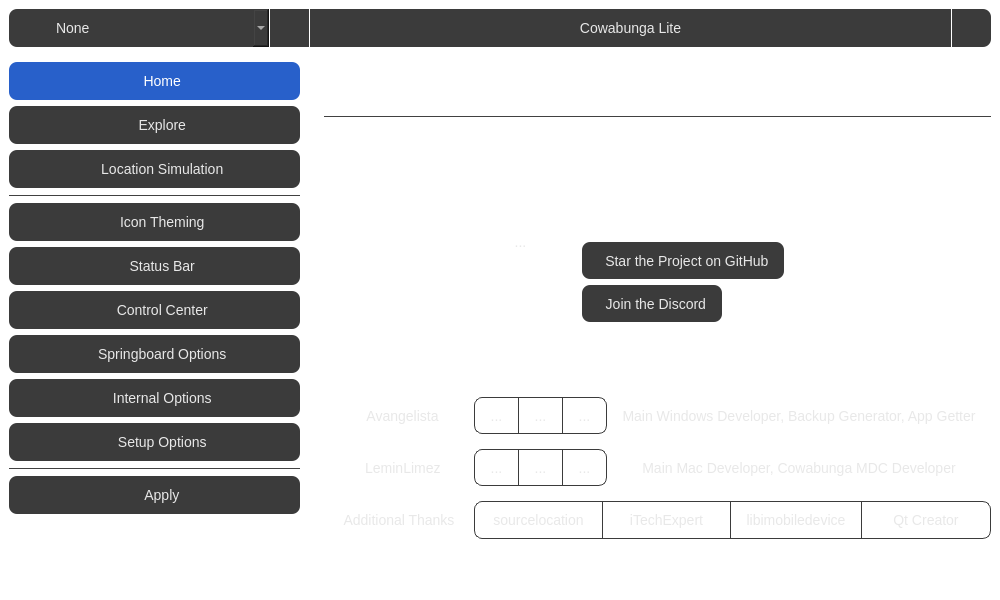
Qt form mainwindow.ui (leminlimez/CowabungaLitePy) before a commit.
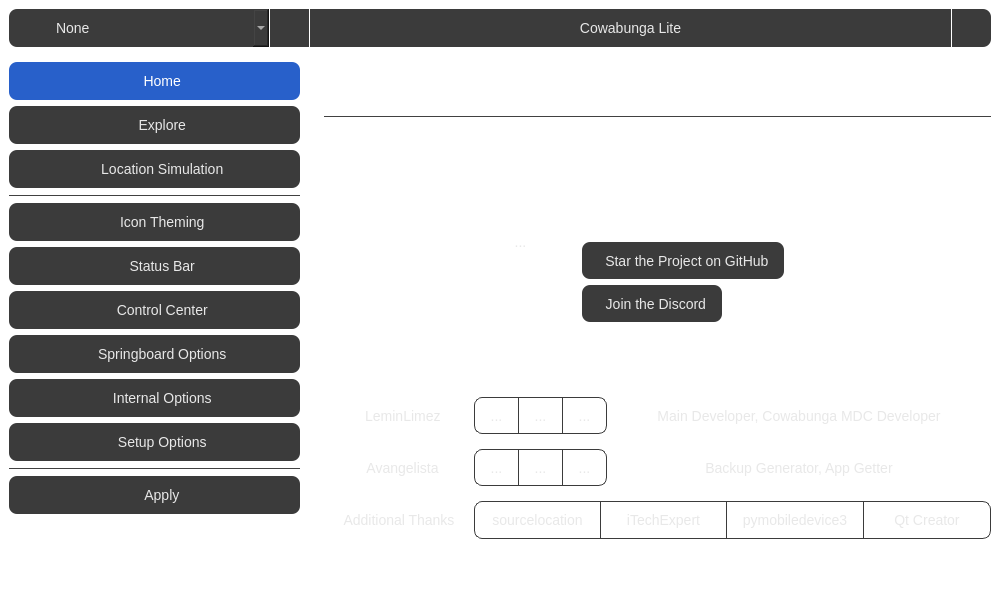
The same form after that commit. The open tabs and pages were chosen to show the change. Icons and pictures are not drawn.

Commit message: working tab and device connection

```diff
--- a/mainwindow.ui
+++ b/mainwindow.ui
@@ -1101,6 +1101,152 @@
                  <property name="bottomMargin">
                   <number>30</number>
                  </property>
+                 <item>
+                  <widget class="QWidget" name="horizontalWidget" native="true">
+                   <property name="enabled">
+                    <bool>true</bool>
+                   </property>
+                   <layout class="QHBoxLayout" name="horizontalLayout_6">
+                    <property name="spacing">
+                     <number>0</number>
+                    </property>
+                    <property name="leftMargin">
+                     <number>0</number>
+                    </property>
+                    <property name="topMargin">
+                     <number>0</number>
+                    </property>
+                    <property name="rightMargin">
+                     <number>0</number>
+                    </property>
+                    <property name="bottomMargin">
+                     <number>0</number>
+                    </property>
+                    <item>
+                     <widget class="QToolButton" name="leminBtn">
+                      <property name="enabled">
+                       <bool>true</bool>
+                      </property>
+                      <property name="minimumSize">
+                       <size>
+                        <width>150</width>
+                        <height>35</height>
+                       </size>
+                      </property>
+                      <property name="styleSheet">
+                       <string notr="true">QToolButton {
+	background: none;
+}</string>
+                      </property>
+                      <property name="text">
+                       <string>  LeminLimez</string>
+                      </property>
+                      <property name="icon">
+                       <iconset resource="resources.qrc">
+                        <normaloff>:/credits/LeminLimez.png</normaloff>:/credits/LeminLimez.png</iconset>
+                      </property>
+                      <property name="toolButtonStyle">
+                       <enum>Qt::ToolButtonTextBesideIcon</enum>
+                      </property>
+                     </widget>
+                    </item>
+                    <item>
+                     <widget class="QToolButton" name="leminGitHubBtn">
+                      <property name="styleSheet">
+                       <string notr="true">QToolButton {
+	border-top-right-radius: 0px;
+	border-bottom-right-radius: 0px;
+	background: none;
+	border: 1px solid #3b3b3b;
+}
+
+QToolButton:pressed {
+    background-color: #535353;
+    color: #FFFFFF;
+}</string>
+                      </property>
+                      <property name="text">
+                       <string>...</string>
+                      </property>
+                      <property name="icon">
+                       <iconset resource="resources.qrc">
+                        <normaloff>:/icon/github.svg</normaloff>:/icon/github.svg</iconset>
+                      </property>
+                     </widget>
+                    </item>
+                    <item>
+                     <widget class="QToolButton" name="leminTwitterBtn">
+                      <property name="styleSheet">
+                       <string notr="true">QToolButton {
+	border-radius: 0px;
+	background: none;
+	border: 1px solid #3b3b3b;
+	border-left: none;
+}
+
+QToolButton:pressed {
+    background-color: #535353;
+    color: #FFFFFF;
+}</string>
+                      </property>
+                      <property name="text">
+                       <string>...</string>
+                      </property>
+                      <property name="icon">
+                       <iconset resource="resources.qrc">
+                        <normaloff>:/icon/twitter.svg</normaloff>:/icon/twitter.svg</iconset>
+                      </property>
+                     </widget>
+                    </item>
+                    <item>
+                     <widget class="QToolButton" name="leminKoFiBtn">
+                      <property name="styleSheet">
+                       <string notr="true">QToolButton {
+	border-top-left-radius: 0px;
+	border-bottom-left-radius: 0px;
+	background: none;
+	border: 1px solid #3b3b3b;
+	border-left: none;
+}
+
+QToolButton:pressed {
+    background-color: #535353;
+    color: #FFFFFF;
+}</string>
+                      </property>
+                      <property name="text">
+                       <string>...</string>
+                      </property>
+                      <property name="icon">
+                       <iconset resource="resources.qrc">
+                        <normaloff>:/icon/currency-dollar.svg</normaloff>:/icon/currency-dollar.svg</iconset>
+                      </property>
+                     </widget>
+                    </item>
+                    <item>
+                     <widget class="QToolButton" name="toolButton_14">
+                      <property name="enabled">
+                       <bool>false</bool>
+                      </property>
+                      <property name="sizePolicy">
+                       <sizepolicy hsizetype="Expanding" vsizetype="Fixed">
+                        <horstretch>0</horstretch>
+                        <verstretch>0</verstretch>
+                       </sizepolicy>
+                      </property>
+                      <property name="styleSheet">
+                       <string notr="true">QToolButton {
+	background: none;
+}</string>
+                      </property>
+                      <property name="text">
+                       <string>Main Developer, Cowabunga MDC Developer</string>
+                      </property>
+                     </widget>
+                    </item>
+                   </layout>
+                  </widget>
+                 </item>
                  <item>
                   <widget class="QWidget" name="horizontalWidget_2" native="true">
                    <layout class="QHBoxLayout" name="horizontalLayout_2">
@@ -1237,150 +1383,7 @@
 }</string>
                       </property>
                       <property name="text">
-                       <string>Main Windows Developer, Backup Generator, App Getter</string>
-                      </property>
-                     </widget>
-                    </item>
-                   </layout>
-                  </widget>
-                 </item>
-                 <item>
-                  <widget class="QWidget" name="horizontalWidget" native="true">
-                   <layout class="QHBoxLayout" name="horizontalLayout_6">
-                    <property name="spacing">
-                     <number>0</number>
-                    </property>
-                    <property name="leftMargin">
-                     <number>0</number>
-                    </property>
-                    <property name="topMargin">
-                     <number>0</number>
-                    </property>
-                    <property name="rightMargin">
-                     <number>0</number>
-                    </property>
-                    <property name="bottomMargin">
-                     <number>0</number>
-                    </property>
-                    <item>
-                     <widget class="QToolButton" name="leminBtn">
-                      <property name="enabled">
-                       <bool>true</bool>
-                      </property>
-                      <property name="minimumSize">
-                       <size>
-                        <width>150</width>
-                        <height>35</height>
-                       </size>
-                      </property>
-                      <property name="styleSheet">
-                       <string notr="true">QToolButton {
-	background: none;
-}</string>
-                      </property>
-                      <property name="text">
-                       <string>  LeminLimez</string>
-                      </property>
-                      <property name="icon">
-                       <iconset resource="resources.qrc">
-                        <normaloff>:/credits/LeminLimez.png</normaloff>:/credits/LeminLimez.png</iconset>
-                      </property>
-                      <property name="toolButtonStyle">
-                       <enum>Qt::ToolButtonTextBesideIcon</enum>
-                      </property>
-                     </widget>
-                    </item>
-                    <item>
-                     <widget class="QToolButton" name="leminGitHubBtn">
-                      <property name="styleSheet">
-                       <string notr="true">QToolButton {
-	border-top-right-radius: 0px;
-	border-bottom-right-radius: 0px;
-	background: none;
-	border: 1px solid #3b3b3b;
-}
-
-QToolButton:pressed {
-    background-color: #535353;
-    color: #FFFFFF;
-}</string>
-                      </property>
-                      <property name="text">
-                       <string>...</string>
-                      </property>
-                      <property name="icon">
-                       <iconset resource="resources.qrc">
-                        <normaloff>:/icon/github.svg</normaloff>:/icon/github.svg</iconset>
-                      </property>
-                     </widget>
-                    </item>
-                    <item>
-                     <widget class="QToolButton" name="leminTwitterBtn">
-                      <property name="styleSheet">
-                       <string notr="true">QToolButton {
-	border-radius: 0px;
-	background: none;
-	border: 1px solid #3b3b3b;
-	border-left: none;
-}
-
-QToolButton:pressed {
-    background-color: #535353;
-    color: #FFFFFF;
-}</string>
-                      </property>
-                      <property name="text">
-                       <string>...</string>
-                      </property>
-                      <property name="icon">
-                       <iconset resource="resources.qrc">
-                        <normaloff>:/icon/twitter.svg</normaloff>:/icon/twitter.svg</iconset>
-                      </property>
-                     </widget>
-                    </item>
-                    <item>
-                     <widget class="QToolButton" name="leminKoFiBtn">
-                      <property name="styleSheet">
-                       <string notr="true">QToolButton {
-	border-top-left-radius: 0px;
-	border-bottom-left-radius: 0px;
-	background: none;
-	border: 1px solid #3b3b3b;
-	border-left: none;
-}
-
-QToolButton:pressed {
-    background-color: #535353;
-    color: #FFFFFF;
-}</string>
-                      </property>
-                      <property name="text">
-                       <string>...</string>
-                      </property>
-                      <property name="icon">
-                       <iconset resource="resources.qrc">
-                        <normaloff>:/icon/currency-dollar.svg</normaloff>:/icon/currency-dollar.svg</iconset>
-                      </property>
-                     </widget>
-                    </item>
-                    <item>
-                     <widget class="QToolButton" name="toolButton_14">
-                      <property name="enabled">
-                       <bool>false</bool>
-                      </property>
-                      <property name="sizePolicy">
-                       <sizepolicy hsizetype="Expanding" vsizetype="Fixed">
-                        <horstretch>0</horstretch>
-                        <verstretch>0</verstretch>
-                       </sizepolicy>
-                      </property>
-                      <property name="styleSheet">
-                       <string notr="true">QToolButton {
-	background: none;
-}</string>
-                      </property>
-                      <property name="text">
-                       <string>Main Mac Developer, Cowabunga MDC Developer</string>
+                       <string>Backup Generator, App Getter</string>
                       </property>
                      </widget>
                     </item>
@@ -1500,7 +1503,7 @@
 }</string>
                       </property>
                       <property name="text">
-                       <string>libimobiledevice</string>
+                       <string>pymobiledevice3</string>
                       </property>
                      </widget>
                     </item>
```
Left out of the diff: 5 changed lines with no effect on the pictures. The commit also changes 4 other files.
